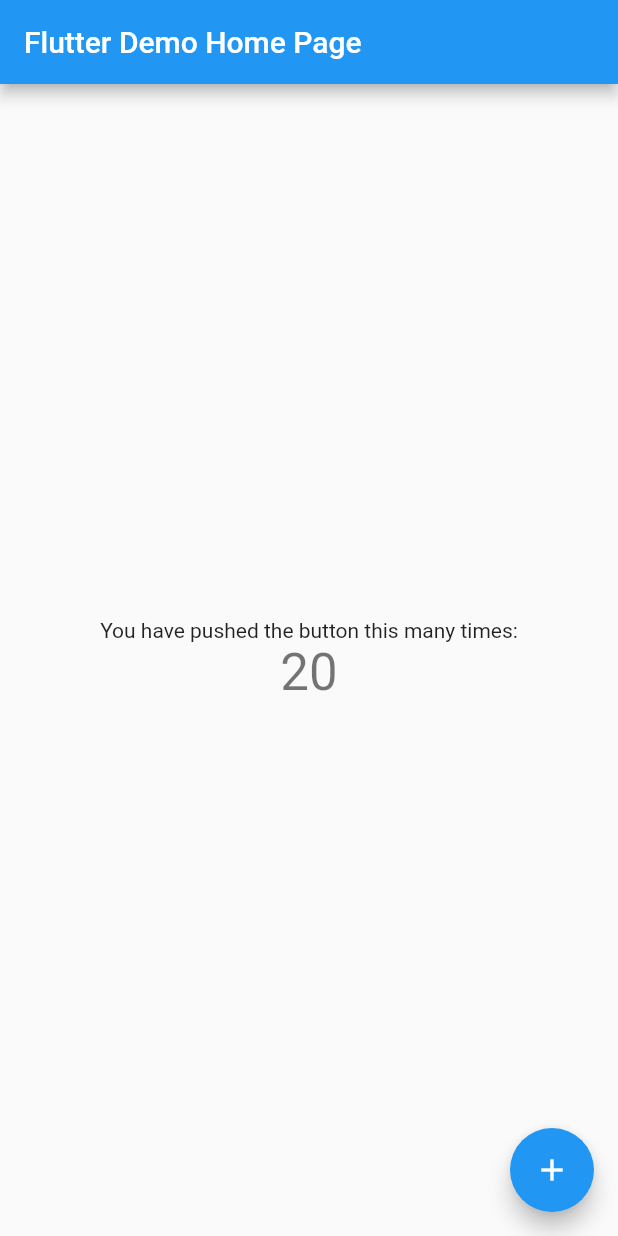
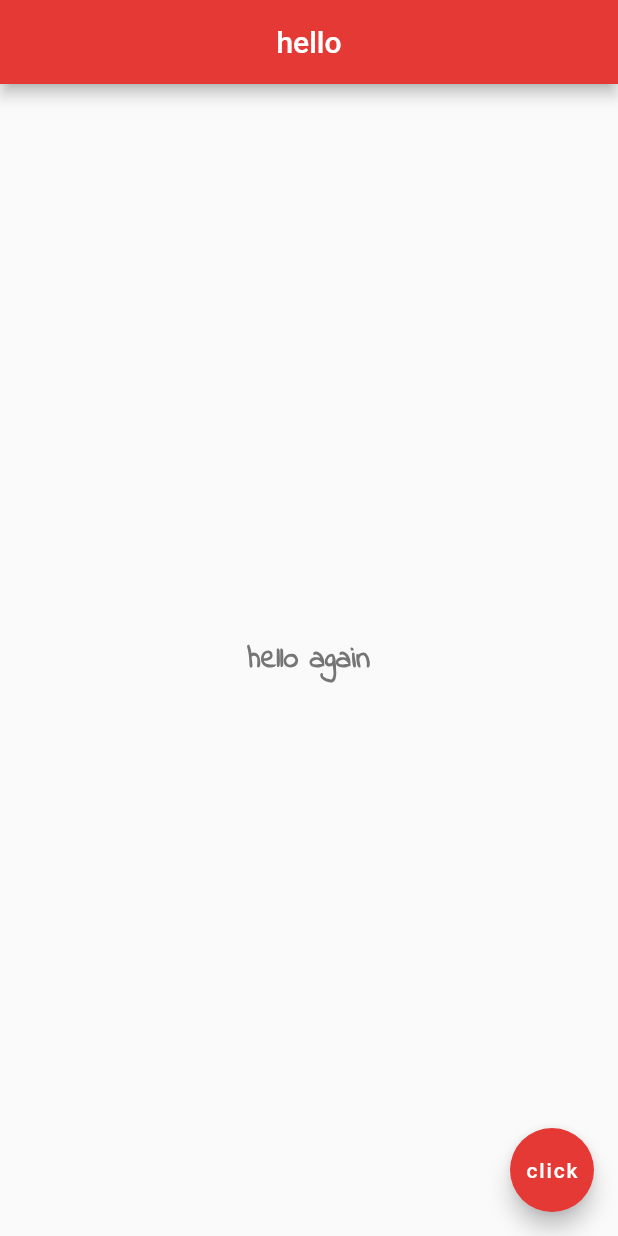
Before and after one commit to yosih48/dart, a Flutter app: the screen it shows after launch, on a phone screen of 412 x 824 dp. Run offline on Flutter 3.47's test engine with Material 2 defaults, Android fonts, the phone set to English and light mode, and no system bars.

Commit message:
fonts and colors

```diff
--- a/lib/main.dart
+++ b/lib/main.dart
@@ -1,115 +1,26 @@
 import 'package:flutter/material.dart';
 
-void main() {
-  runApp(const MyApp());
-}
-
-class MyApp extends StatelessWidget {
-  const MyApp({super.key});
-
-  // This widget is the root of your application.
-  @override
-  Widget build(BuildContext context) {
-    return MaterialApp(
-      title: 'Flutter Demo',
-      theme: ThemeData(
-        // This is the theme of your application.
-        //
-        // Try running your application with "flutter run". You'll see the
-        // application has a blue toolbar. Then, without quitting the app, try
-        // changing the primarySwatch below to Colors.green and then invoke
-        // "hot reload" (press "r" in the console where you ran "flutter run",
-        // or simply save your changes to "hot reload" in a Flutter IDE).
-        // Notice that the counter didn't reset back to zero; the application
-        // is not restarted.
-        primarySwatch: Colors.blue,
-      ),
-      home: const MyHomePage(title: 'Flutter Demo Home Page'),
-    );
-  }
-}
-
-class MyHomePage extends StatefulWidget {
-  const MyHomePage({super.key, required this.title});
-
-  // This widget is the home page of your application. It is stateful, meaning
-  // that it has a State object (defined below) that contains fields that affect
-  // how it looks.
-
-  // This class is the configuration for the state. It holds the values (in this
-  // case the title) provided by the parent (in this case the App widget) and
-  // used by the build method of the State. Fields in a Widget subclass are
-  // always marked "final".
-
-  final String title;
-
-  @override
-  State<MyHomePage> createState() => _MyHomePageState();
-}
-
-class _MyHomePageState extends State<MyHomePage> {
-  int _counter = 20;
-
-  void _incrementCounter() {
-    setState(() {
-      // This call to setState tells the Flutter framework that something has
-      // changed in this State, which causes it to rerun the build method below
-      // so that the display can reflect the updated values. If we changed
-      // _counter without calling setState(), then the build method would not be
-      // called again, and so nothing would appear to happen.
-      _counter++;
-    });
-  }
-
-  @override
-  Widget build(BuildContext context) {
-    // This method is rerun every time setState is called, for instance as done
-    // by the _incrementCounter method above.
-    //
-    // The Flutter framework has been optimized to make rerunning build methods
-    // fast, so that you can just rebuild anything that needs updating rather
-    // than having to individually change instances of widgets.
-    return Scaffold(
-      appBar: AppBar(
-        // Here we take the value from the MyHomePage object that was created by
-        // the App.build method, and use it to set our appbar title.
-        title: Text(widget.title),
-      ),
+void main() => runApp(MaterialApp(
+        home: Scaffold(
+      appBar: AppBar(title: Text('hello'), centerTitle: true,
+      backgroundColor: Colors.red[600]),
       body: Center(
-        // Center is a layout widget. It takes a single child and positions it
-        // in the middle of the parent.
-        child: Column(
-          // Column is also a layout widget. It takes a list of children and
-          // arranges them vertically. By default, it sizes itself to fit its
-          // children horizontally, and tries to be as tall as its parent.
-          //
-          // Invoke "debug painting" (press "p" in the console, choose the
-          // "Toggle Debug Paint" action from the Flutter Inspector in Android
-          // Studio, or the "Toggle Debug Paint" command in Visual Studio Code)
-          // to see the wireframe for each widget.
-          //
-          // Column has various properties to control how it sizes itself and
-          // how it positions its children. Here we use mainAxisAlignment to
-          // center the children vertically; the main axis here is the vertical
-          // axis because Columns are vertical (the cross axis would be
-          // horizontal).
-          mainAxisAlignment: MainAxisAlignment.center,
-          children: <Widget>[
-            const Text(
-              'You have pushed the button this many times:',
-            ),
-            Text(
-              '$_counter',
-              style: Theme.of(context).textTheme.headlineMedium,
-            ),
-          ],
+        child: Text(
+          'hello again',
+          style: TextStyle(
+            fontSize: 20.0,
+            fontWeight: FontWeight.bold,
+            color: Colors.grey[600],
+            fontFamily: 'IndieFlower'
+          ),
         ),
       ),
-      floatingActionButton: FloatingActionButton(
-        onPressed: _incrementCounter,
-        tooltip: 'Increment',
-        child: const Icon(Icons.add),
-      ), // This trailing comma makes auto-formatting nicer for build methods.
-    );
-  }
-}
+       floatingActionButton: FloatingActionButton(
+      onPressed: () {},
+      child: Text('click'),
+      backgroundColor: Colors.red[600],
+        tooltip: 'Increment Counter',
+
+      ),
+    )
+    ));
```
Also changed, not shown: fonts/OFL.txt (added, +93 -0 lines), pubspec.yaml (+5 -11 lines), fonts/IndieFlower-Regular.ttf (added).
